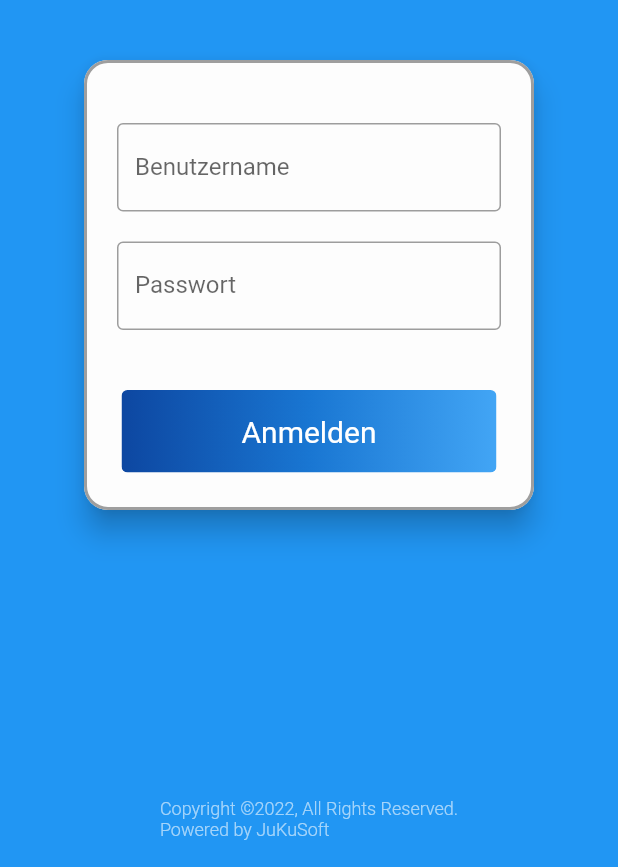
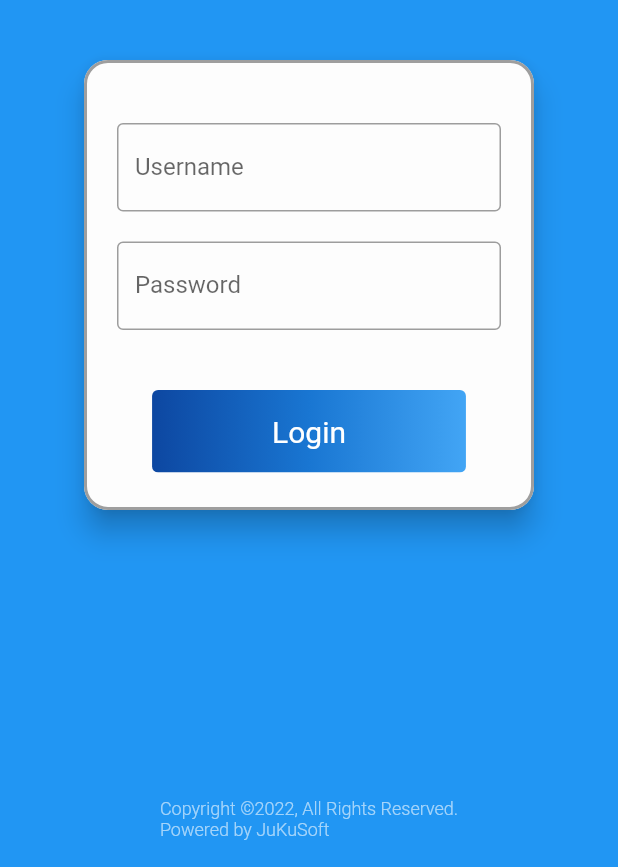
Before and after one commit to JuKu/ts-connect-app, a Flutter app: the screen it shows after launch, on a phone screen of 412 x 824 dp, the part 369-1236 px from its top. Run offline on Flutter 3.47's test engine with Material 2 defaults, Android fonts, the phone set to English and light mode, and no system bars; our stand-ins replace firebase_core, firebase_messaging, flutter_secure_storage, flutter_settings_screens, package_info_plus, webview_flutter; missing offline and left inert: firebase_core_web, firebase_messaging_web, flutter_secure_storage_web, package_info_plus_web, shared_preferences_web; accounts and stored records are empty; generated files the repository leaves out were written again.

Commit message:
Add localization

```diff
--- a/lib/l10n/app_de.arb
+++ b/lib/l10n/app_de.arb
@@ -1,4 +1,11 @@
 {
     "helloWorld": "¡Hola Mundo!",
-    "accept": "Akzeptieren"
+    "accept": "Akzeptieren",
+    "imprint_title": "Impressum",
+    "settings_title": "Einstellungen",
+    "data_privacy_title": "Datenschutz",
+    "info_title": "Info",
+    "login_button": "Anmelden",
+    "username_label": "Username",
+    "password_label": "Password"
 }
--- a/lib/l10n/app_en.arb
+++ b/lib/l10n/app_en.arb
@@ -6,5 +6,33 @@
     "accept": "Accept",
     "@accept": {
         "description": "The accept button text e.q. for terms of service"
+    },
+    "imprint_title": "Imprint",
+    "@imprint_title": {
+        "description": "The activity title for the imprint activity"
+    },
+    "settings_title": "Settings",
+    "@settings_title": {
+        "description": "The title of the settings activity"
+    },
+    "data_privacy_title": "Data Privacy",
+    "@data_privacy_title": {
+        "description": "The title of the data privacy activity"
+    },
+    "info_title": "Info",
+    "@info_title": {
+        "description": "The title of the app info activity"
+    },
+    "login_button": "Login",
+    "@login_button": {
+        "description": "The title of the login button on the login activity"
+    },
+    "username_label": "Username",
+    "@username_label": {
+        "@description": "The label for the username text field on the login activity"
+    },
+    "password_label": "Password",
+    "@password_label": {
+        "description": "The label for the password text field on the login activity"
     }
 }
--- a/lib/presentation/login/widgets/login_form.dart
+++ b/lib/presentation/login/widgets/login_form.dart
@@ -1,6 +1,7 @@
 import 'package:flutter/material.dart';
 import 'package:ts_connect_app/presentation/pages/settings/before_login/terms_of_service.dart';
 import 'package:ts_connect_app/presentation/root/rootwidget.dart';
+import 'package:flutter_gen/gen_l10n/app_localizations.dart';
 
 class LoginFormWidget extends StatelessWidget {
   LoginFormWidget({Key? key}) : super(key: key);
@@ -34,19 +35,21 @@ class LoginFormWidget extends StatelessWidget {
               //const Text("Benutzername:", style: TextStyle(fontSize: 22), ),
               const SizedBox(height: 20),
               TextField(
-                controller: _usernameController,
-                  obscureText: false, decoration: const InputDecoration(
-                border: OutlineInputBorder(),
-                labelText: 'Benutzername',
-              )),
+                  controller: _usernameController,
+                  obscureText: false,
+                  decoration: InputDecoration(
+                    border: const OutlineInputBorder(),
+                    labelText: AppLocalizations.of(context)!.username_label,
+                  )),
               const SizedBox(height: 20),
               //const Text("Passwort:", style: TextStyle(fontSize: 22), ),
               TextField(
-                controller: _passwordController,
-                  obscureText: true, decoration: const InputDecoration(
-                border: OutlineInputBorder(),
-                labelText: 'Passwort',
-              )),
+                  controller: _passwordController,
+                  obscureText: true,
+                  decoration: InputDecoration(
+                    border: const OutlineInputBorder(),
+                    labelText: AppLocalizations.of(context)!.password_label,
+                  )),
               const SizedBox(height: 40),
               ClipRRect(
                 borderRadius: BorderRadius.circular(4),
@@ -69,7 +72,8 @@ class LoginFormWidget extends StatelessWidget {
                     ),
                     TextButton(
                       style: TextButton.styleFrom(
-                        padding: const EdgeInsets.symmetric(vertical: 16.0, horizontal: 80.0),
+                        padding: const EdgeInsets.symmetric(
+                            vertical: 16.0, horizontal: 80.0),
                         primary: Colors.white,
                         textStyle: const TextStyle(fontSize: 20),
                       ),
@@ -77,9 +81,13 @@ class LoginFormWidget extends StatelessWidget {
                         //simulate login
 
                         //TODO: replace later with real login
-                        Navigator.pushReplacement(context, MaterialPageRoute(builder: (context) => const TermsOfServiceActivity()));
+                        Navigator.pushReplacement(
+                            context,
+                            MaterialPageRoute(
+                                builder: (context) =>
+                                    const TermsOfServiceActivity()));
                       },
-                      child: const Text('Anmelden'),
+                      child: Text(AppLocalizations.of(context)!.login_button),
                     ),
                   ],
                 ),
```
Also changed, not shown: lib/presentation/login/login_activity.dart (+9 -8 lines).
